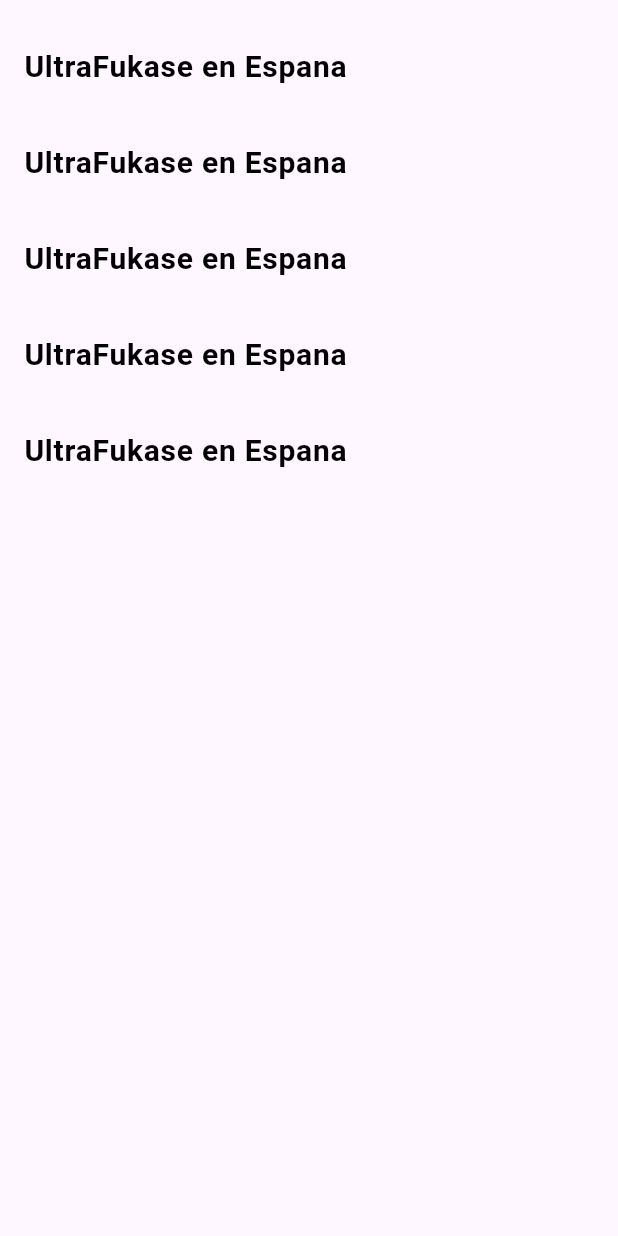
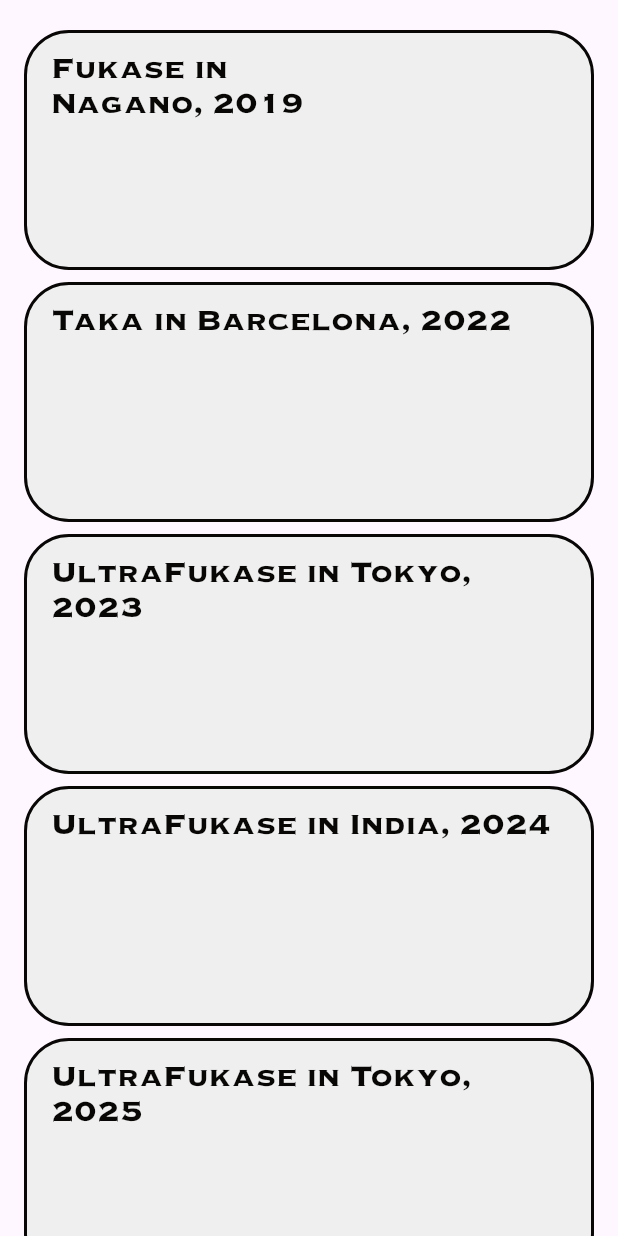
Before and after one commit to Takamasa-Fukase/Sample_RAG_Chat_Front, a Flutter app: the SideMenu widget shown alone on an empty page, opened directly, on a phone screen of 412 x 824 dp. Run offline on Flutter 3.47's test engine with Material 3 defaults, Android fonts, the phone set to English and light mode, and no system bars; our stand-ins replace flutter_chat_types, flutter_chat_ui, flutter_markdown, flutter_riverpod, lottie; missing offline and left inert: dart:html; network calls fail.

Commit message:
UI調整中

```diff
--- a/lib/presentation/side_menu/components/genre_list.dart
+++ /dev/null
@@ -1,63 +0,0 @@
-import 'package:flutter/material.dart';
-
-class GenreList extends StatefulWidget {
-  const GenreList({super.key, required this.onListTapped});
-
-  final Function(int index) onListTapped;
-
-  @override
-  State<GenreList> createState() => _GenreListState();
-}
-
-class _GenreListState extends State<GenreList> {
-  @override
-  void initState() {
-    super.initState();
-    // ここで後でジャンルリストをサーバーから取得に変える
-  }
-
-  @override
-  Widget build(BuildContext context) {
-    return SafeArea(
-        child: Padding(
-      padding: const EdgeInsets.only(top: 16),
-      child: Column(
-        crossAxisAlignment: CrossAxisAlignment.start,
-        children: [
-          ListView.builder(
-              physics: NeverScrollableScrollPhysics(),
-              shrinkWrap: true,
-              padding: const EdgeInsets.only(top: 0),
-              itemCount: 5,
-              scrollDirection: Axis.vertical,
-              itemBuilder: (BuildContext context, int index) {
-                return Column(
-                  children: [
-                    ListTile(
-                        contentPadding: const EdgeInsets.all(0),
-                        title: Padding(
-                          padding: const EdgeInsets.only(left: 16, right: 0),
-                          child: Text(
-                            'UltraFukase en Espana',
-                            style: const TextStyle(
-                              color: Colors.black,
-                              fontWeight: FontWeight.bold,
-                              fontSize: 20,
-                            ),
-                          ),
-                        ),
-                        onTap: () {
-                          // タップされたindexを受け渡し
-                          widget.onListTapped(index);
-                        }),
-                    const SizedBox(
-                      height: 8,
-                    )
-                  ],
-                );
-              })
-        ],
-      ),
-    ));
-  }
-}
--- a/lib/presentation/side_menu/side_menu.dart
+++ b/lib/presentation/side_menu/side_menu.dart
@@ -1,9 +1,12 @@
 import 'package:flutter/material.dart';
+import 'package:sample_rag_chat/constants/custom_colors.dart';
 import '../common/responsive_widget.dart';
-import 'components/genre_list.dart';
 
 class SideMenu extends StatefulWidget {
-  const SideMenu({super.key, required this.onItemSelected,});
+  const SideMenu({
+    super.key,
+    required this.onItemSelected,
+  });
 
   final Function(int) onItemSelected;
 
@@ -12,6 +15,14 @@ class SideMenu extends StatefulWidget {
 }
 
 class SideMenuState extends State<SideMenu> {
+  final categoryNames = [
+    'Fukase in \nNagano, 2019',
+    'Taka in Barcelona, 2022',
+    'UltraFukase in Tokyo, 2023',
+    'UltraFukase in India, 2024',
+    'UltraFukase in Tokyo, 2025',
+  ];
+
   @override
   void initState() {
     super.initState();
@@ -19,18 +30,39 @@ class SideMenuState extends State<SideMenu> {
 
   @override
   Widget build(BuildContext context) {
-    return SingleChildScrollView(
+    return SafeArea(
+      child: ScrollConfiguration(
+        behavior: ScrollConfiguration.of(context).copyWith(scrollbars: false),
+        child: SingleChildScrollView(
           child: Column(
             children: [
-          GenreList(
-            onListTapped: (index) {
+              Padding(
+                padding: const EdgeInsets.only(top: 16),
+                child: Column(
+                  crossAxisAlignment: CrossAxisAlignment.start,
+                  children: [
+                    ListView.builder(
+                      physics: NeverScrollableScrollPhysics(),
+                      shrinkWrap: true,
+                      padding: const EdgeInsets.only(top: 0),
+                      itemCount: categoryNames.length,
+                      scrollDirection: Axis.vertical,
+                      itemBuilder: (BuildContext context, int index) {
+                        final categoryName = categoryNames[index];
+                        return listItem(
+                            title: categoryName,
+                            onTap: () {
                               widget.onItemSelected(index);
 
                               // 小画面の時はこの画面がドロワーとして扱われているのでpop
                               if (ResponsiveWidget.isSmallScreen(context)) {
                                 Navigator.of(context).pop();
                               }
+                            });
                       },
+                    )
+                  ],
+                ),
               ),
 
               // 下の余白
@@ -39,6 +71,46 @@ class SideMenuState extends State<SideMenu> {
               ),
             ],
           ),
+        ),
+      ),
+    );
+  }
+
+  Widget listItem({required String title, required Function() onTap}) {
+    return Container(
+      decoration: BoxDecoration(
+        color: CustomColor.paper,
+        borderRadius: BorderRadius.all(Radius.circular(30)),
+        border: Border.all(
+          color: CustomColor.blackSteel,
+          width: 2,
+        ),
+      ),
+      // カード自体を浮いて見せる為のマージン
+      margin: EdgeInsets.only(top: 4, left: 16, right: 16, bottom: 4),
+      height: 160,
+      child: Material(
+        color: Colors.transparent,
+        // タップ時のエフェクトの為にInkwellを使用
+        child: InkWell(
+          onTap: onTap,
+          // ハイライト色
+          highlightColor: CustomColor.blackSteel.withOpacity(0.2),
+          // エフェクト領域にもカードと同じ角丸を適用
+          borderRadius: BorderRadius.all(Radius.circular(30)),
+          child: Container(
+            // カードの内側の余白
+            padding: EdgeInsets.only(top: 12, left: 16, right: 16, bottom: 12),
+            child: Text(
+              title,
+              style: TextStyle(
+                  color: CustomColor.blackSteel,
+                  fontSize: 16,
+                  fontFamily: 'Copperplate-Heavy'),
+            ),
+          ),
+        ),
+      ),
     );
   }
 }
```
Also changed, not shown: lib/presentation/chat/chat_view.dart (+6 -6 lines), lib/presentation/common/custom_app_bar_for_large_screen.dart (+21 -1 lines), lib/presentation/common/custom_app_bar_for_small_screen.dart (+21 -1 lines). Lines whose indentation alone changed are shown as unchanged.
